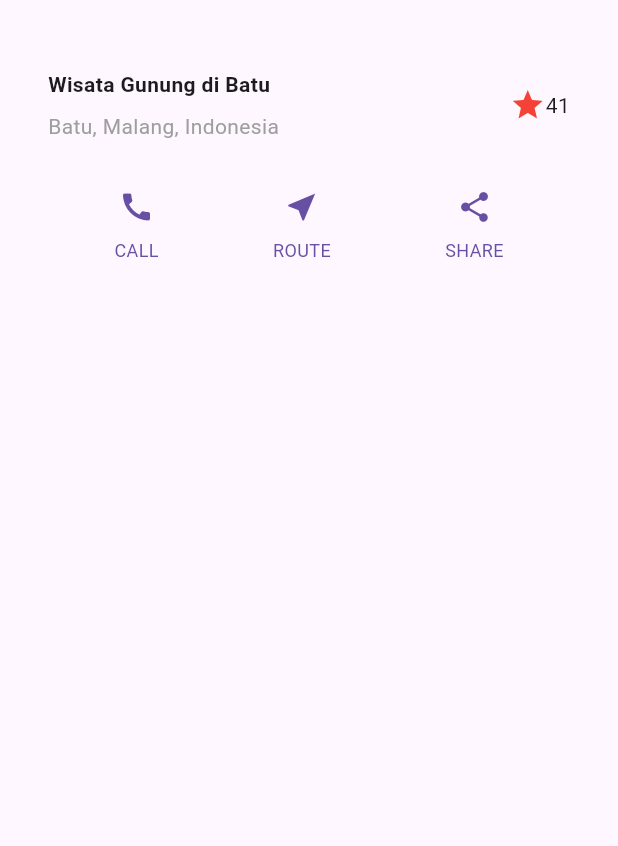
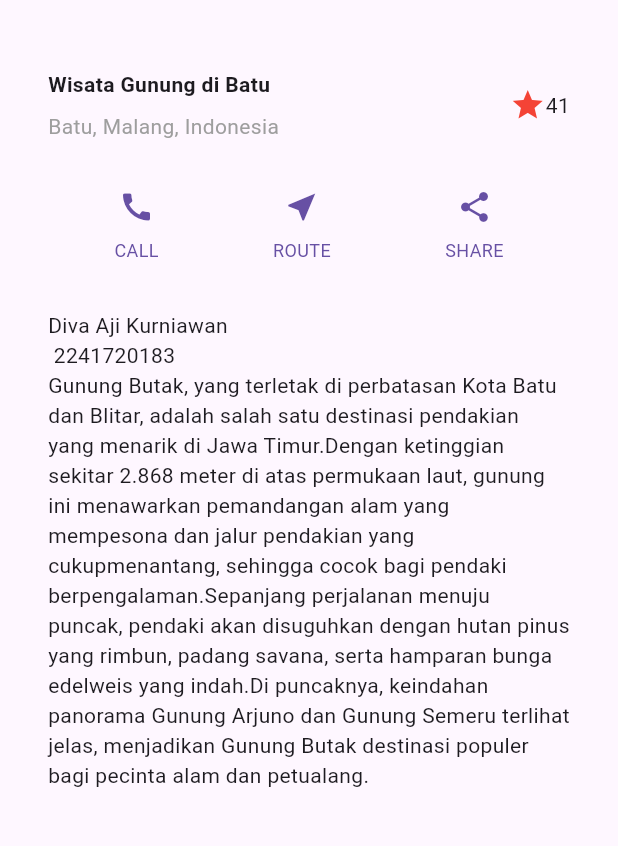
Before and after one commit to DivaAji/layout_flutter, a Flutter app: the screen it shows after launch, on a phone screen of 412 x 824 dp, the part 63-909 px from its top. Run offline on Flutter 3.47's test engine with Material 3 defaults, Android fonts, the phone set to English and light mode, and no system bars.

Commit message:
Praktikum 3

```diff
--- a/lib/main.dart
+++ b/lib/main.dart
@@ -56,6 +56,19 @@ class MyApp extends StatelessWidget {
       ],
     );
 
+    Widget textSection = Container(
+      padding: const EdgeInsets.all(32),
+      child: const Text(
+        'Diva Aji Kurniawan \n 2241720183 \n'
+        'Gunung Butak, yang terletak di perbatasan Kota Batu dan Blitar, adalah salah satu destinasi pendakian yang menarik di Jawa Timur.'
+        'Dengan ketinggian sekitar 2.868 meter di atas permukaan laut, gunung ini menawarkan pemandangan alam yang mempesona dan jalur pendakian yang cukup'
+        'menantang, sehingga cocok bagi pendaki berpengalaman.'
+        'Sepanjang perjalanan menuju puncak, pendaki akan disuguhkan dengan hutan pinus yang rimbun, padang savana, serta hamparan bunga edelweis yang indah.'
+        'Di puncaknya, keindahan panorama Gunung Arjuno dan Gunung Semeru terlihat jelas, menjadikan Gunung Butak destinasi populer bagi pecinta alam dan petualang.',
+        softWrap: true,
+      ),
+    );
+
     return MaterialApp(
       title: 'Flutter layout: Diva Aji Kurniawan',
       home: Scaffold(
@@ -66,6 +79,7 @@ class MyApp extends StatelessWidget {
           children: [
             titleSection,
             buttonSection,
+            textSection,
           ],
         ),
       ),
```
Also changed, not shown: images/3.1.png (added), images/3.2.png (added), images/output3.png (added), 1 other file.
